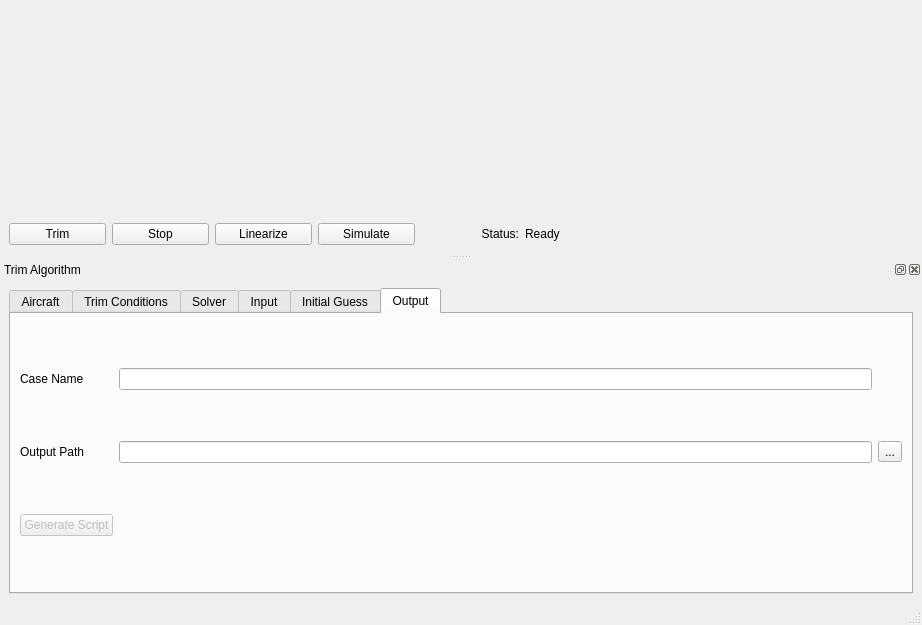
arktools/jsbsim, file gui/MainWindow.ui: the form before one commit.
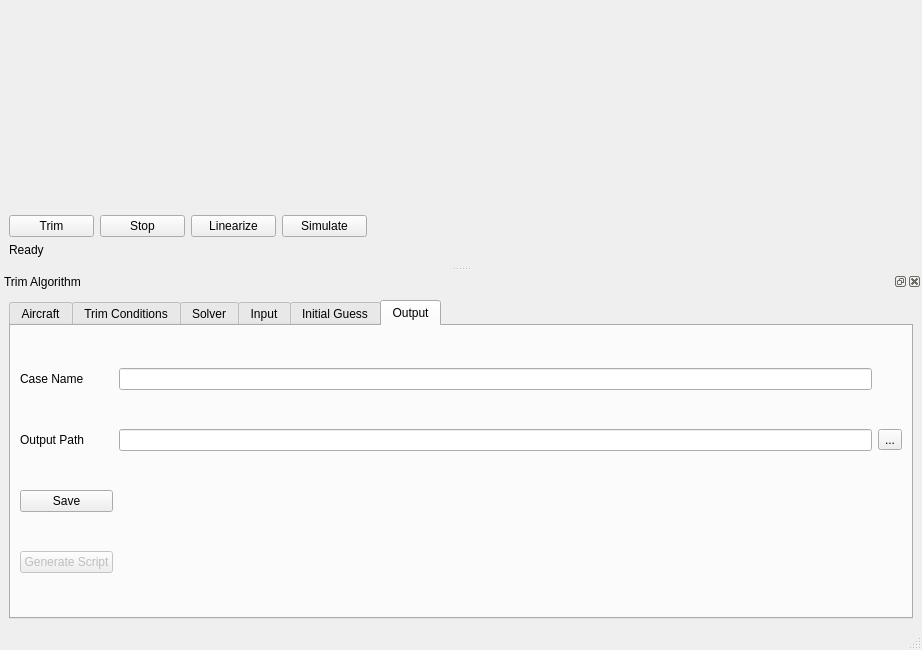
The form after the commit. Custom widgets are drawn as their Qt base class.

Diff of the .ui file:
```diff
--- a/gui/MainWindow.ui
+++ b/gui/MainWindow.ui
@@ -21,7 +21,7 @@
   </property>
   <widget class="QWidget" name="centralwidget">
    <layout class="QGridLayout" name="gridLayout">
-    <item row="0" column="0" colspan="9">
+    <item row="0" column="0" colspan="10">
      <widget class="ViewerQT" name="viewer" native="true">
       <property name="sizePolicy">
        <sizepolicy hsizetype="MinimumExpanding" vsizetype="MinimumExpanding">
@@ -58,13 +58,6 @@
       </property>
      </widget>
     </item>
-    <item row="1" column="5" colspan="4">
-     <widget class="QLabel" name="label_status">
-      <property name="text">
-       <string>Ready</string>
-      </property>
-     </widget>
-    </item>
     <item row="1" column="3">
      <widget class="QPushButton" name="pushButton_simulate">
       <property name="text">
@@ -72,19 +65,10 @@
       </property>
      </widget>
     </item>
-    <item row="1" column="4">
-     <widget class="QLabel" name="label_10">
-      <property name="sizePolicy">
-       <sizepolicy hsizetype="Minimum" vsizetype="Preferred">
-        <horstretch>0</horstretch>
-        <verstretch>0</verstretch>
-       </sizepolicy>
-      </property>
+    <item row="2" column="0">
+     <widget class="QLabel" name="label_status">
       <property name="text">
-       <string>Status:</string>
-      </property>
-      <property name="alignment">
-       <set>Qt::AlignRight|Qt::AlignTrailing|Qt::AlignVCenter</set>
+       <string>Ready</string>
       </property>
      </widget>
     </item>
@@ -101,7 +85,7 @@
    <property name="minimumSize">
     <size>
      <width>900</width>
-     <height>343</height>
+     <height>356</height>
     </size>
    </property>
    <property name="windowTitle">
@@ -1081,25 +1065,35 @@
          <string>Output</string>
         </attribute>
         <layout class="QGridLayout" name="gridLayout_3">
-         <item row="1" column="1">
+         <item row="0" column="0">
+          <widget class="QLabel" name="label_47">
+           <property name="text">
+            <string>Case Name</string>
+           </property>
+          </widget>
+         </item>
+         <item row="0" column="1">
+          <widget class="QLineEdit" name="lineEdit_caseName"/>
+         </item>
+         <item row="1" column="0">
           <widget class="QLabel" name="label_35">
            <property name="text">
             <string>Output Path</string>
            </property>
           </widget>
          </item>
-         <item row="1" column="2">
+         <item row="1" column="1">
           <widget class="QLineEdit" name="lineEdit_outputPath"/>
          </item>
-         <item row="1" column="3">
+         <item row="1" column="2">
           <widget class="QToolButton" name="toolButton_outputPath">
            <property name="text">
             <string>...</string>
            </property>
           </widget>
          </item>
-         <item row="2" column="1">
-          <widget class="QPushButton" name="pushButton">
+         <item row="3" column="0">
+          <widget class="QPushButton" name="pushButton_generateScript">
            <property name="enabled">
             <bool>false</bool>
            </property>
@@ -1108,16 +1102,13 @@
            </property>
           </widget>
          </item>
-         <item row="0" column="1">
-          <widget class="QLabel" name="label_47">
+         <item row="2" column="0">
+          <widget class="QPushButton" name="pushButton_save">
            <property name="text">
-            <string>Case Name</string>
+            <string>Save</string>
            </property>
           </widget>
          </item>
-         <item row="0" column="2">
-          <widget class="QLineEdit" name="lineEdit_caseName"/>
-         </item>
         </layout>
        </widget>
       </widget>
```
